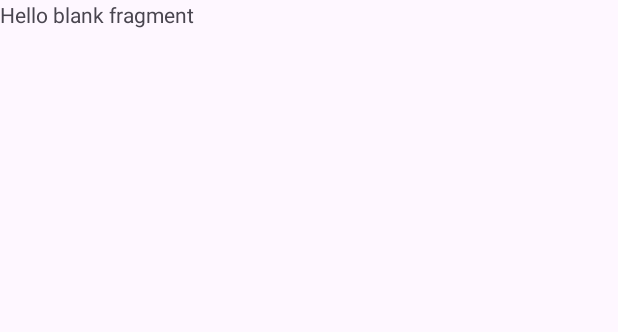
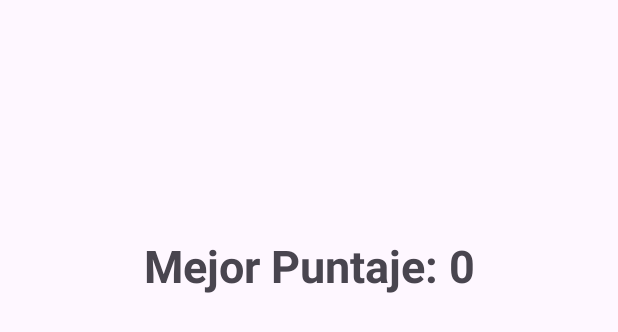
Before and after one commit to Ange228/ExamenParcial_DispMoviles, an Android app: the layout fragment_result.xml on its own in the app's theme, with its tools: preview values and no code run, on a phone screen of 412 x 824 dp. Shown: the top 332 px of the screen. Run offline under Robolectric (Android 15) with nearby library versions, the phone set to English and light mode, and no system bars.

Commit message:
agregando funcionalidad

```diff
--- a/app/src/main/res/layout/fragment_result.xml
+++ b/app/src/main/res/layout/fragment_result.xml
@@ -1,14 +1,38 @@
 <?xml version="1.0" encoding="utf-8"?>
-<FrameLayout xmlns:android="http://schemas.android.com/apk/res/android"
+<androidx.constraintlayout.widget.ConstraintLayout xmlns:android="http://schemas.android.com/apk/res/android"
+    xmlns:app="http://schemas.android.com/apk/res-auto"
     xmlns:tools="http://schemas.android.com/tools"
     android:layout_width="match_parent"
     android:layout_height="match_parent"
     tools:context=".ResultFragment">
 
-    <!-- TODO: Update blank fragment layout -->
+
     <TextView
-        android:layout_width="match_parent"
-        android:layout_height="match_parent"
-        android:text="@string/hello_blank_fragment" />
+        android:id="@+id/tvMejorPuntaje"
+        android:layout_width="wrap_content"
+        android:layout_height="wrap_content"
+        app:layout_constraintVertical_bias="0.2"
+        android:gravity="center"
+        android:text="Mejor Puntaje: 0"
+        android:textSize="30dp"
+        android:textStyle="bold"
+        app:layout_constraintBottom_toBottomOf="parent"
+        app:layout_constraintEnd_toEndOf="parent"
+        app:layout_constraintStart_toStartOf="parent"
+        app:layout_constraintTop_toTopOf="parent" />
 
-</FrameLayout>
+    <androidx.recyclerview.widget.RecyclerView
+        android:id="@+id/rvPuntajes"
+        android:layout_width="wrap_content"
+        android:layout_height="wrap_content"
+        android:layout_weight="1"
+        app:layout_constraintVertical_bias="0.20"
+        android:foregroundGravity="center"
+        android:padding="30dp"
+        app:layout_constraintBottom_toBottomOf="parent"
+        app:layout_constraintEnd_toEndOf="parent"
+        app:layout_constraintStart_toStartOf="parent"
+        app:layout_constraintTop_toBottomOf="@+id/tvMejorPuntaje" />
+
+
+</androidx.constraintlayout.widget.ConstraintLayout>
```
Also changed, not shown: app/src/main/java/com/example/juego_colores/GameFragment.kt (+15 -0 lines), app/src/main/java/com/example/juego_colores/ResultFragment.kt (+19 -0 lines), app/src/main/java/com/example/juego_colores/adapter/puntajeAdapter.kt (+33 -1 lines), app/src/main/java/com/example/juego_colores/viewModel/gviewModel.kt (added, +15 -0 lines), app/src/main/res/layout/item_puntaje.xml (added, +8 -0 lines), app/src/main/res/navigation/nav_graph.xml (+9 -0 lines).
